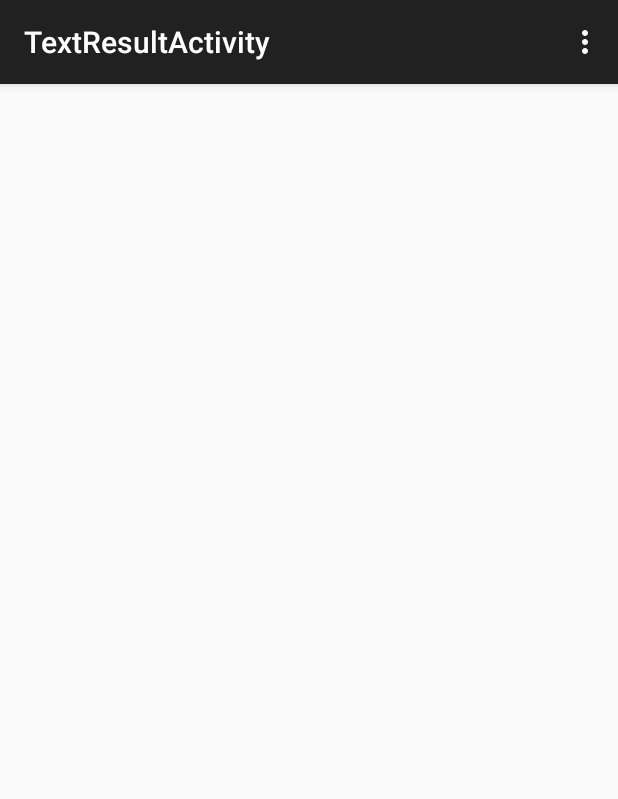
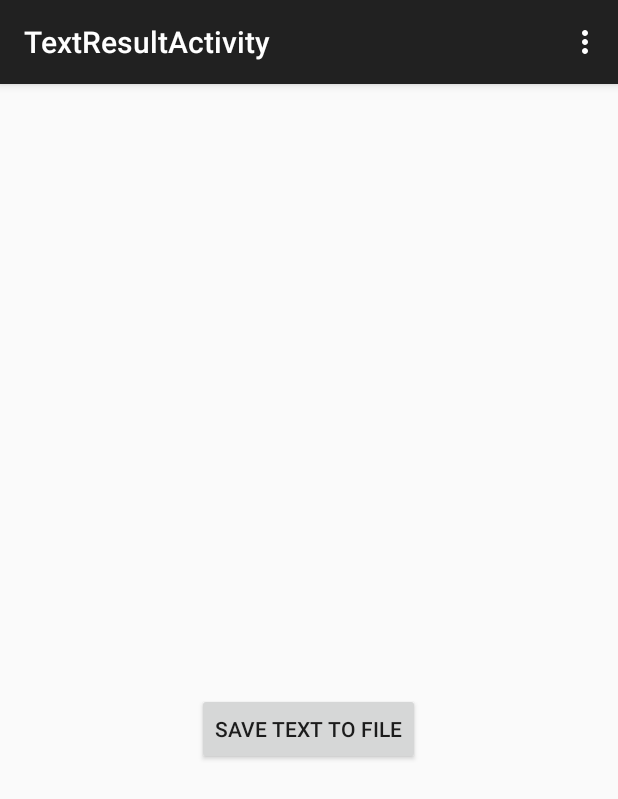
Before and after one commit to Stabbz/Stabbz_OCR, an Android app: the TextResultActivity screen opened directly, with no data from a screen before it, on a phone screen of 412 x 824 dp. Shown: the top 799 px of the screen. Run offline under Robolectric (Android 15) with nearby library versions, the phone set to English and light mode, and no system bars; Roboto replaces fonts that are not available here.

Commit message:
Fixed a few bugs

```diff
--- a/app/src/main/java/com/tag/ddamianow/TextResultActivity.java
+++ b/app/src/main/java/com/tag/ddamianow/TextResultActivity.java
@@ -1,7 +1,6 @@
 package com.tag.ddamianow;
 
 import android.content.Intent;
-import android.graphics.Typeface;
 import android.os.Bundle;
 import android.os.Environment;
 import android.support.v7.app.ActionBarActivity;
@@ -24,20 +23,22 @@ public class TextResultActivity extends ActionBarActivity {
 
     @Override
     protected void onCreate(Bundle savedInstanceState) {
+
         super.onCreate(savedInstanceState);
         // Get the message from the intent
         Intent intent = getIntent();
         message = intent.getStringExtra(MainActivity.EXTRA_MESSAGE);
 
 
-        // Create the text view
-        TextView textView = new TextView(this);
-        Typeface font= Typeface.createFromAsset(this.getAssets(), "DejaVuSans.ttf");
-        textView.setTypeface(font);
-        textView.setText(message);
+
 
         // Set the text view as the activity layout
-        setContentView(textView);
+        setContentView(R.layout.activity_text_result);
+        // Create the text view
+        TextView textView = (TextView) findViewById(R.id.textView_result);
+        //Typeface font= Typeface.createFromAsset(this.getAssets(), "DejaVuSans.ttf");
+        //textView.setTypeface(font);
+        textView.setText(message);
     }
 
 
```
